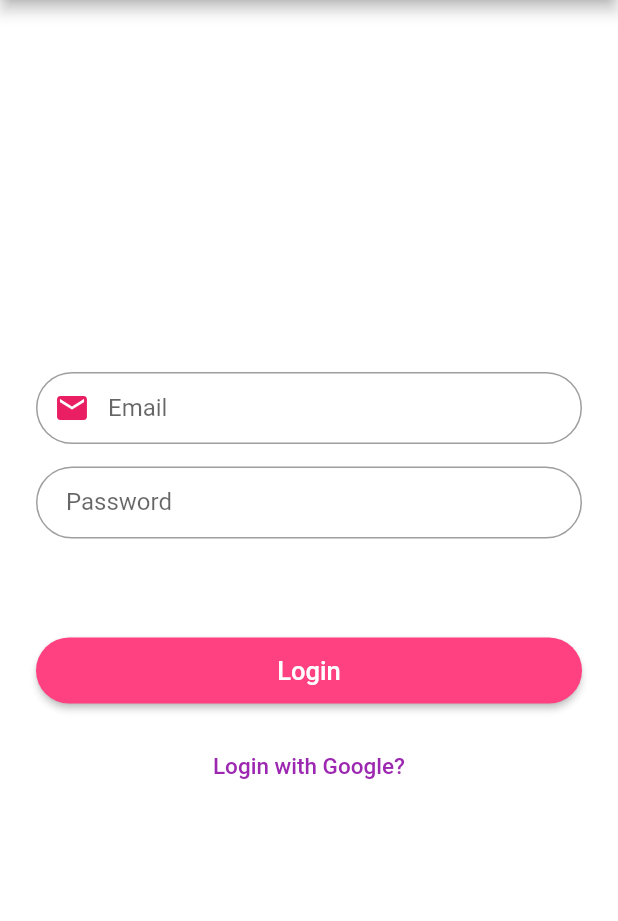
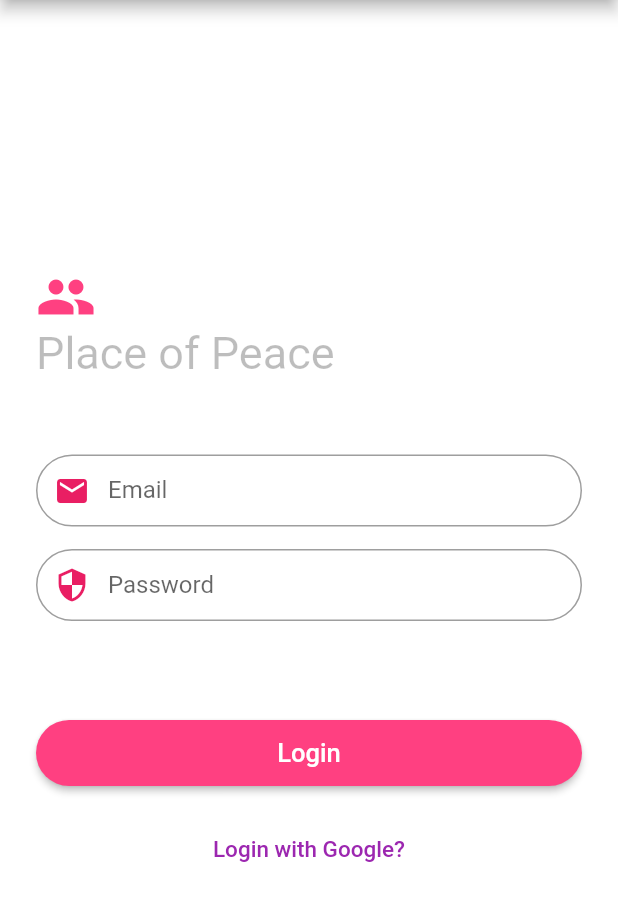
Before and after one commit to Umar-Khan-Yousafzai/sada-e-insan, a Flutter app: the screen it shows after launch, after a tap on "Log In", on a phone screen of 412 x 824 dp, the part 84-1005 px from its top. Run offline on Flutter 3.47's test engine with Material 2 defaults, Android fonts, the phone set to English and light mode, and no system bars; our stand-ins replace firebase_auth, google_sign_in; accounts and stored records are empty; Roboto replaces fonts that are missing (Canvas).

Commit message:
Change in design & Home page updated

```diff
--- a/lib/login_page.dart
+++ b/lib/login_page.dart
@@ -12,6 +12,7 @@ import 'dart:async';
 import 'package:firebase_auth/firebase_auth.dart';
 import 'package:google_sign_in/google_sign_in.dart';
 import 'package:sadaeniswa/loginwithemail.dart';
+
 final get_username = TextEditingController();
 final get_password = TextEditingController();
 
@@ -35,50 +36,52 @@ class _LoginPageState extends State<LoginPage> {
       style: TextStyle(
           fontSize: 38.0, color: Colors.black54, fontWeight: FontWeight.normal),
     );
-/*
-    final user = new Theme(
-        data: new ThemeData(
-          primaryColor: Colors.redAccent,
-          primaryColorDark: Colors.red,
-        ),
-        child: TextFormField(
-          controller: get_username,
-          keyboardType: TextInputType.text,
-          autofocus: false,
-          decoration: InputDecoration(
-            hintText: 'User Name',
-            contentPadding: EdgeInsets.fromLTRB(20.0, 10.0, 20.0, 10.0),
-            border: OutlineInputBorder(
-                borderSide: new BorderSide(color: Colors.teal),
-                borderRadius: BorderRadius.circular(32.0)),
-            prefixIcon: const Icon(
-              Icons.person,
-              color: Colors.pink,
-            ),
-          ),
-        ));
 
-    final password = new Theme(
-        data: new ThemeData(
-          primaryColor: Colors.redAccent,
-          primaryColorDark: Colors.red,
-        ),
-        child: TextFormField(
-            autofocus: false,
-            obscureText: true,
-            decoration: InputDecoration(
-              labelText: 'Password',
-              hintText: 'Password',
-              contentPadding: EdgeInsets.fromLTRB(20.0, 10.0, 20.0, 10.0),
-              border: OutlineInputBorder(
-                  borderSide: new BorderSide(color: Colors.teal),
-                  borderRadius: BorderRadius.circular(32.0)),
-              prefixIcon: const Icon(
-                Icons.security,
-                color: Colors.pink,
-              ),
-            )));
-*/
+//
+//    final user = new Theme(
+//        data: new ThemeData(
+//          primaryColor: Colors.redAccent,
+//          primaryColorDark: Colors.red,
+//        ),
+//        child: TextFormField(
+//          controller: get_username,
+//          keyboardType: TextInputType.text,
+//          autofocus: false,
+//          decoration: InputDecoration(
+//            hintText: 'User Name',
+//            contentPadding: EdgeInsets.fromLTRB(20.0, 10.0, 20.0, 10.0),
+//            border: OutlineInputBorder(
+//                borderSide: new BorderSide(color: Colors.teal),
+//                borderRadius: BorderRadius.circular(32.0)),
+//            prefixIcon: const Icon(
+//              Icons.person,
+//              color: Colors.pink,
+//            ),
+//          ),
+//        ));
+//
+//    final password = new Theme(
+//        data: new ThemeData(
+//          primaryColor: Colors.redAccent,
+//          primaryColorDark: Colors.red,
+//        ),
+//        child: TextFormField(
+//            autofocus: false,
+//            obscureText: true,
+//            decoration: InputDecoration(
+//              labelText: 'Password',
+//              hintText: 'Password',
+//              contentPadding: EdgeInsets.fromLTRB(20.0, 10.0, 20.0, 10.0),
+//              border: OutlineInputBorder(
+//                  borderSide: new BorderSide(color: Colors.teal),
+//                  borderRadius: BorderRadius.circular(32.0)),
+//              prefixIcon: const Icon(
+//                Icons.security,
+//                color: Colors.pink,
+//              ),
+//            )));
+
+
     final login_button = Padding(
       padding: EdgeInsets.symmetric(vertical: 16.0),
       child: RaisedButton(
@@ -88,21 +91,23 @@ class _LoginPageState extends State<LoginPage> {
         onPressed: () {
           Navigator.of(context).pushNamed('/loginpage_email');
           super.deactivate();
+//
+//          signInWithGoogle().whenComplete(() {
+//            Navigator.of(context).pushNamed('/dashboard');
+//            Navigator.push(context, MaterialPageRoute(builder: (context) {
+//              return Dashboard();
+//            }
+//            )
+//            );
+//          });
+//
+//           return showDialog(
+//              context: context,
+//                builder: (context)
+//                    {
+//
+//                      return AlertDialog(content: Text(get_username.text));
 
-          /* signInWithGoogle().whenComplete(() {
-            Navigator.of(context).pushNamed('/dashboard');
-            Navigator.push(context, MaterialPageRoute(builder: (context) {
-              return Dashboard();
-            }
-            )
-            );
-          });
-*/
-          // return showDialog(
-          //    context: context,
-          //      builder: (context)
-          //          {
-          //              return AlertDialog(content: Text(get_username.text));
            },//on pressed
 
         padding: EdgeInsets.all(12),
@@ -175,6 +180,9 @@ class _LoginPageState extends State<LoginPage> {
           )
         ],
       ),
+
+
+
       drawer: Drawer(
         child: ListView(
           children: <Widget>[
@@ -208,6 +216,9 @@ class _LoginPageState extends State<LoginPage> {
           ],
         ),
       ),
+
+
+
       backgroundColor: Colors.white,
       body: Center(
         child: ListView(
--- a/lib/loginwithemail.dart
+++ b/lib/loginwithemail.dart
@@ -1,6 +1,7 @@
 
 
 import 'package:firebase_auth/firebase_auth.dart';
+import 'package:flutter/cupertino.dart';
 import 'package:google_sign_in/google_sign_in.dart';
 
 import 'package:flutter/material.dart';
@@ -38,6 +39,21 @@ class _LoginWithEmail extends State<LoginWithEmailPage>
 {
   @override
   Widget build(BuildContext context) {
+
+    final place_of_peace = Container(
+      alignment: Alignment.topLeft,
+      child: Icon(Icons.people,color: Colors.pinkAccent,size: 40.0),
+    );
+
+    final text_1 = Text(
+      "Place of Peace\n",
+      style: TextStyle(
+        fontSize: 30.0,
+        color: Colors.black26,
+        fontWeight: FontWeight.normal,
+      ),
+    );
+
     final email = new Theme(
       data: new ThemeData(
         primaryColor: Colors.redAccent,
@@ -48,7 +64,7 @@ class _LoginWithEmail extends State<LoginWithEmailPage>
         autofocus: false,
         decoration: InputDecoration(
           labelText: 'Email',
-          hintText: 'Enter your Email',
+          hintText: 'Enter your Email...',
           contentPadding: EdgeInsets.fromLTRB(20.0, 10.0, 20.0, 10.0),
           border: OutlineInputBorder(
               borderSide: new BorderSide(color: Colors.pinkAccent),
@@ -61,24 +77,27 @@ class _LoginWithEmail extends State<LoginWithEmailPage>
       ),
       );
 
-
     final password = new Theme(
       data: new ThemeData(
         primaryColor: Colors.redAccent,
         primaryColorDark: Colors.red,
       ),
-
-      child:TextFormField(
-        keyboardType: TextInputType.text,
+      child: TextFormField(
+          keyboardType: TextInputType.emailAddress,
           autofocus: false,
           decoration: InputDecoration(
             labelText: 'Password',
-          hintText: 'Enter Your Password',
+            hintText: 'Enter your Password...',
             contentPadding: EdgeInsets.fromLTRB(20.0, 10.0, 20.0, 10.0),
-          border: OutlineInputBorder(borderRadius: BorderRadius.circular(32.0)),
-
+            border: OutlineInputBorder(
+                borderSide: new BorderSide(color: Colors.pinkAccent),
+                borderRadius: BorderRadius.circular(32.0)),
+            prefixIcon: const Icon(
+              Icons.security,
+              color: Colors.pink,
             ),
           )
+      ),
     );
 
       final loginButton = Padding(
@@ -227,6 +246,8 @@ class _LoginWithEmail extends State<LoginWithEmailPage>
             padding: EdgeInsets.only(left: 24.0, right: 24.0),
             children: <Widget>[
               // logo,
+              place_of_peace,
+              text_1,
               SizedBox(height: 15.0),
               email,
               SizedBox(height: 15.0),
@@ -237,6 +258,7 @@ class _LoginWithEmail extends State<LoginWithEmailPage>
 //            alreadyHaveAccountLabel,
               loginWithGoogle,
 
+
             ],
           ),
         ),
--- a/lib/main.dart
+++ b/lib/main.dart
@@ -1,5 +1,4 @@
 import 'package:flutter/material.dart';
-import 'package:sadaeniswa/loginwithemail.dart';
 import 'login_page.dart';
 import 'dashboard.dart';
 import 'about.dart';
@@ -9,6 +8,7 @@ import 'help.dart';
 import 'privacy_policy.dart';
 import 'report_problem.dart';
 import 'loginwithemail.dart';
+
 void main() => runApp(MyApp());
 class MyApp extends StatelessWidget{
   final routes = <String, WidgetBuilder>{
@@ -18,6 +18,7 @@ class MyApp extends StatelessWidget{
 
   @override
   Widget build(BuildContext context) {
+       var pageRoute;
        return MaterialApp(
          title: 'SADA-E-NISWA',
          debugShowCheckedModeBanner: false,
@@ -27,7 +28,8 @@ class MyApp extends StatelessWidget{
            fontFamily: 'Canvas',
 
          ),
-         home: LoginPage(),
+
+         home: LoginWithEmailPage(),
          initialRoute: '/login_route',
 
          routes: {
@@ -37,7 +39,6 @@ class MyApp extends StatelessWidget{
            '/loginpage_email':(context) => LoginWithEmailPage(),
 
          },
-
 
        );
 
```
Also changed, not shown: lib/login_resource.dart (added). Lines whose indentation alone changed are shown as unchanged.
